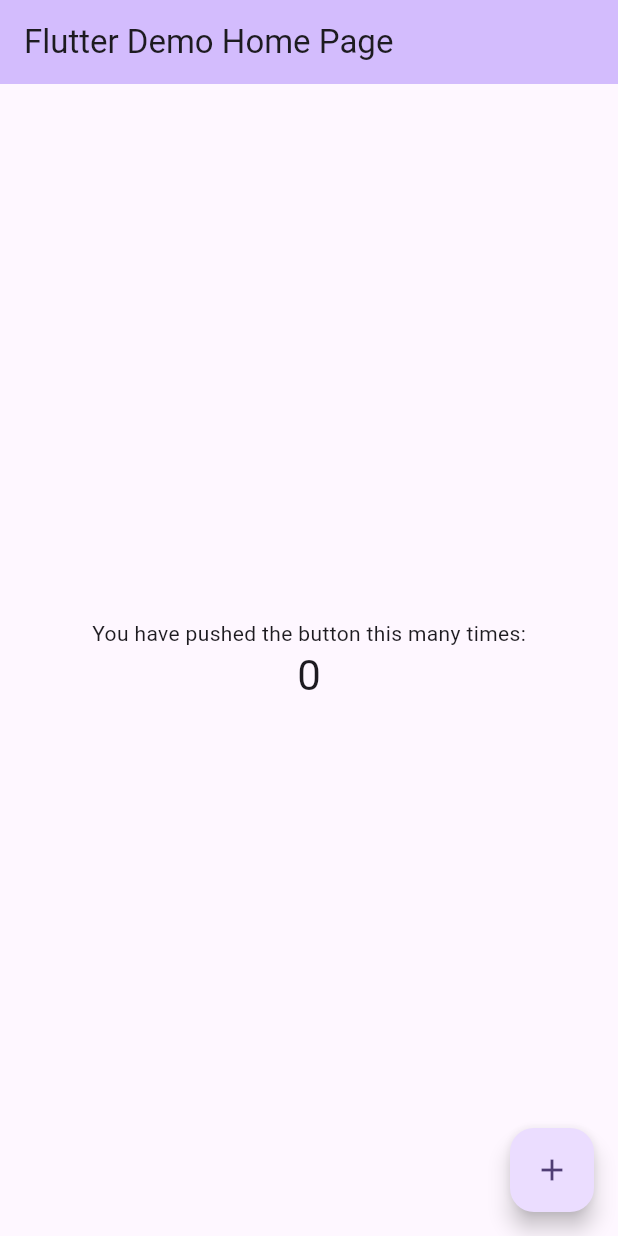
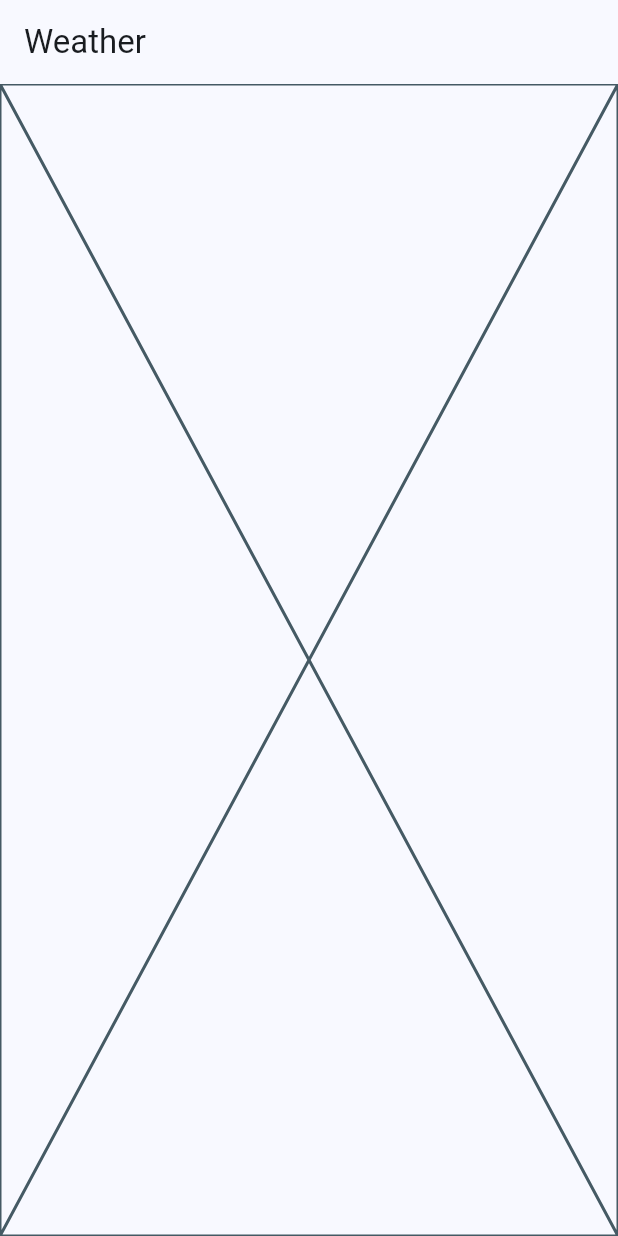
Before and after one commit to eduardolevandoski/flutter-weather-architectures, a Flutter app: the screen it shows after launch, on a phone screen of 412 x 824 dp. Run offline on Flutter 3.47's test engine with Material 3 defaults, Android fonts, the phone set to English and light mode, and no system bars; our stand-ins replace flutter_dotenv.

Commit message:
weather_mvvm_simple: API Configuration

```diff
--- /dev/null
+++ b/weather_mvvm_simple/lib/core/network/api_config.dart
@@ -0,0 +1,7 @@
+import 'package:flutter_dotenv/flutter_dotenv.dart';
+
+abstract class ApiConfig {
+  static String get baseUrl => 'https://api.openweathermap.org/data/2.5';
+
+  static String get apiKey => dotenv.env['OPENWEATHER_API_KEY'] ?? '';
+}
--- /dev/null
+++ b/weather_mvvm_simple/lib/features/weather/data/weather_model.dart
@@ -0,0 +1,34 @@
+class WeatherModel {
+  final String cityName;
+  final String country;
+  final double temperature;
+  final double feelsLike;
+  final String description;
+  final String iconCode;
+  final int humidity;
+  final double windSpeed;
+
+  const WeatherModel({
+    required this.cityName,
+    required this.country,
+    required this.temperature,
+    required this.feelsLike,
+    required this.description,
+    required this.iconCode,
+    required this.humidity,
+    required this.windSpeed,
+  });
+
+  factory WeatherModel.fromJson(Map<String, dynamic> json) {
+    return WeatherModel(
+      cityName: json['name'] as String,
+      country: json['sys']['country'] as String,
+      temperature: (json['main']['temp'] as num).toDouble(),
+      feelsLike: (json['main']['feels_like'] as num).toDouble(),
+      description: json['weather'][0]['description'] as String,
+      iconCode: json['weather'][0]['icon'] as String,
+      humidity: json['main']['humidity'] as int,
+      windSpeed: (json['wind']['speed'] as num).toDouble(),
+    );
+  }
+}
--- /dev/null
+++ b/weather_mvvm_simple/lib/features/weather/data/weather_repository.dart
@@ -0,0 +1,28 @@
+import 'dart:convert';
+import 'package:http/http.dart' as http;
+import 'package:weather_mvvm_simple/core/network/api_config.dart';
+import 'package:weather_mvvm_simple/features/weather/data/weather_model.dart';
+
+class WeatherRepository {
+  final http.Client _client;
+
+  const WeatherRepository(this._client);
+
+  Future<WeatherModel> getWeatherByCity(String city) async {
+    final uri = Uri.parse(
+      '${ApiConfig.baseUrl}/weather'
+      '?q=$city'
+      '&appid=${ApiConfig.apiKey}'
+      '&units=metric',
+    );
+
+    final response = await _client.get(uri);
+
+    return switch (response.statusCode) {
+      200 => WeatherModel.fromJson(jsonDecode(response.body) as Map<String, dynamic>),
+      404 => throw Exception('City "$city" not found.'),
+      401 => throw Exception('Invalid API key. Check your .env file.'),
+      _ => throw Exception('Server error (${response.statusCode}).'),
+    };
+  }
+}
--- /dev/null
+++ b/weather_mvvm_simple/lib/features/weather/viewmodels/weather_viewmodel.dart
@@ -0,0 +1,30 @@
+import 'package:flutter/foundation.dart';
+import 'package:weather_mvvm_simple/features/weather/data/weather_model.dart';
+import 'package:weather_mvvm_simple/features/weather/data/weather_repository.dart';
+
+enum WeatherStatus { initial, loading, loaded, error }
+
+class WeatherViewModel extends ChangeNotifier {
+  final WeatherRepository _repository;
+
+  WeatherViewModel(this._repository);
+
+  WeatherStatus status = WeatherStatus.initial;
+  WeatherModel? weather;
+
+  Future<void> searchCity(String city) async {
+    if (city.trim().isEmpty) return;
+
+    status = WeatherStatus.loading;
+    notifyListeners();
+
+    try {
+      weather = await _repository.getWeatherByCity(city.trim());
+      status = WeatherStatus.loaded;
+    } catch (e) {
+      status = WeatherStatus.error;
+    }
+
+    notifyListeners();
+  }
+}
--- /dev/null
+++ b/weather_mvvm_simple/lib/features/weather/views/weather_view.dart
@@ -0,0 +1,16 @@
+import 'package:flutter/material.dart';
+
+class WeatherView extends StatelessWidget {
+  const WeatherView({super.key});
+
+  @override
+  Widget build(BuildContext context) {
+    return Scaffold(
+      appBar: AppBar(
+        title: const Text('Weather'),
+        centerTitle: false,
+      ),
+      body: Placeholder(),
+    );
+  }
+}
--- a/weather_mvvm_simple/lib/main.dart
+++ b/weather_mvvm_simple/lib/main.dart
@@ -1,121 +1,29 @@
 import 'package:flutter/material.dart';
+import 'package:flutter_dotenv/flutter_dotenv.dart';
+import 'package:http/http.dart' as http;
+import 'package:provider/provider.dart';
+import 'features/weather/data/weather_repository.dart';
+import 'features/weather/viewmodels/weather_viewmodel.dart';
+import 'features/weather/views/weather_view.dart';
 
-void main() {
-  runApp(const MyApp());
+Future<void> main() async {
+  WidgetsFlutterBinding.ensureInitialized();
+  await dotenv.load(fileName: '.env');
+  runApp(const WeatherApp());
 }
 
-class MyApp extends StatelessWidget {
-  const MyApp({super.key});
-
-  // This widget is the root of your application.
-  @override
-  Widget build(BuildContext context) {
-    return MaterialApp(
-      title: 'Flutter Demo',
-      theme: ThemeData(
-        // This is the theme of your application.
-        //
-        // TRY THIS: Try running your application with "flutter run". You'll see
-        // the application has a purple toolbar. Then, without quitting the app,
-        // try changing the seedColor in the colorScheme below to Colors.green
-        // and then invoke "hot reload" (save your changes or press the "hot
-        // reload" button in a Flutter-supported IDE, or press "r" if you used
-        // the command line to start the app).
-        //
-        // Notice that the counter didn't reset back to zero; the application
-        // state is not lost during the reload. To reset the state, use hot
-        // restart instead.
-        //
-        // This works for code too, not just values: Most code changes can be
-        // tested with just a hot reload.
-        colorScheme: .fromSeed(seedColor: Colors.deepPurple),
-      ),
-      home: const MyHomePage(title: 'Flutter Demo Home Page'),
-    );
-  }
-}
-
-class MyHomePage extends StatefulWidget {
-  const MyHomePage({super.key, required this.title});
-
-  // This widget is the home page of your application. It is stateful, meaning
-  // that it has a State object (defined below) that contains fields that affect
-  // how it looks.
-
-  // This class is the configuration for the state. It holds the values (in this
-  // case the title) provided by the parent (in this case the App widget) and
-  // used by the build method of the State. Fields in a Widget subclass are
-  // always marked "final".
-
-  final String title;
-
-  @override
-  State<MyHomePage> createState() => _MyHomePageState();
-}
-
-class _MyHomePageState extends State<MyHomePage> {
-  int _counter = 0;
-
-  void _incrementCounter() {
-    setState(() {
-      // This call to setState tells the Flutter framework that something has
-      // changed in this State, which causes it to rerun the build method below
-      // so that the display can reflect the updated values. If we changed
-      // _counter without calling setState(), then the build method would not be
-      // called again, and so nothing would appear to happen.
-      _counter++;
-    });
-  }
+class WeatherApp extends StatelessWidget {
+  const WeatherApp({super.key});
 
   @override
   Widget build(BuildContext context) {
-    // This method is rerun every time setState is called, for instance as done
-    // by the _incrementCounter method above.
-    //
-    // The Flutter framework has been optimized to make rerunning build methods
-    // fast, so that you can just rebuild anything that needs updating rather
-    // than having to individually change instances of widgets.
-    return Scaffold(
-      appBar: AppBar(
-        // TRY THIS: Try changing the color here to a specific color (to
-        // Colors.amber, perhaps?) and trigger a hot reload to see the AppBar
-        // change color while the other colors stay the same.
-        backgroundColor: Theme.of(context).colorScheme.inversePrimary,
-        // Here we take the value from the MyHomePage object that was created by
-        // the App.build method, and use it to set our appbar title.
-        title: Text(widget.title),
-      ),
-      body: Center(
-        // Center is a layout widget. It takes a single child and positions it
-        // in the middle of the parent.
-        child: Column(
-          // Column is also a layout widget. It takes a list of children and
-          // arranges them vertically. By default, it sizes itself to fit its
-          // children horizontally, and tries to be as tall as its parent.
-          //
-          // Column has various properties to control how it sizes itself and
-          // how it positions its children. Here we use mainAxisAlignment to
-          // center the children vertically; the main axis here is the vertical
-          // axis because Columns are vertical (the cross axis would be
-          // horizontal).
-          //
-          // TRY THIS: Invoke "debug painting" (choose the "Toggle Debug Paint"
-          // action in the IDE, or press "p" in the console), to see the
-          // wireframe for each widget.
-          mainAxisAlignment: .center,
-          children: [
-            const Text('You have pushed the button this many times:'),
-            Text(
-              '$_counter',
-              style: Theme.of(context).textTheme.headlineMedium,
-            ),
-          ],
-        ),
-      ),
-      floatingActionButton: FloatingActionButton(
-        onPressed: _incrementCounter,
-        tooltip: 'Increment',
-        child: const Icon(Icons.add),
+    return ChangeNotifierProvider(
+      create: (_) => WeatherViewModel(WeatherRepository(http.Client())),
+      child: MaterialApp(
+        title: 'Weather MVVM Simple',
+        debugShowCheckedModeBanner: false,
+        theme: ThemeData(colorSchemeSeed: Colors.blue, useMaterial3: true, brightness: Brightness.light),
+        home: const WeatherView(),
       ),
     );
   }
```
Also changed, not shown: weather_mvvm_simple/pubspec.yaml (+8 -69 lines), 3 other files.
